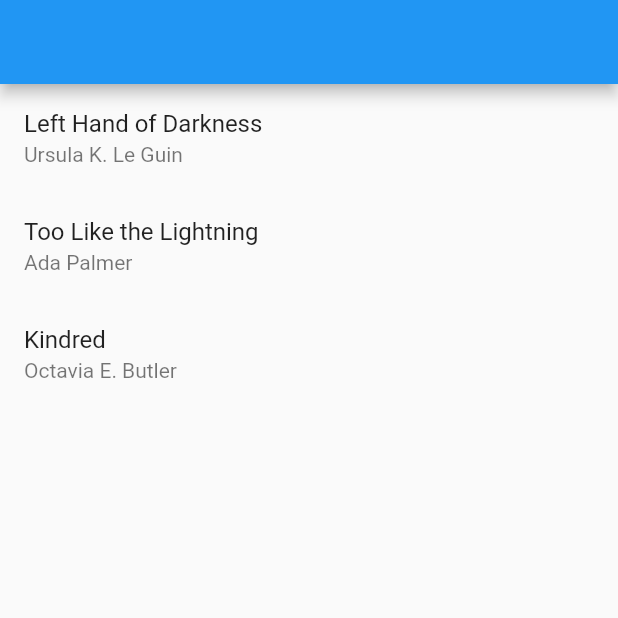
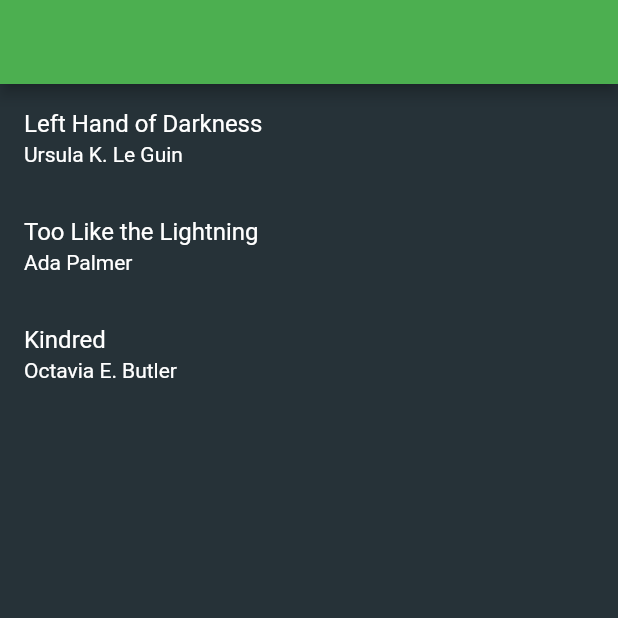
Before and after one commit to bkan36/navigator-2, a Flutter app: the screen it shows after launch, on a phone screen of 412 x 824 dp, the top half of it. Run offline on Flutter 3.47's test engine with Material 2 defaults, Android fonts, the phone set to English and light mode, and no system bars; our stand-ins replace url_strategy.

Commit message:
readme, dark theme

```diff
--- a/lib/main.dart
+++ b/lib/main.dart
@@ -10,11 +10,19 @@ void main() {
 }
 
 class BooksApp extends StatelessWidget {
-
   @override
   Widget build(BuildContext context) {
     return MaterialApp.router(
       title: 'Books App',
+      themeMode: ThemeMode.dark,
+      darkTheme: ThemeData(
+          primaryColor: Colors.green,
+          scaffoldBackgroundColor: Colors.blueGrey[900],
+          textTheme: TextTheme(
+            headline6: TextStyle(color: Colors.white),
+            subtitle1: TextStyle(color: Colors.white),
+            caption: TextStyle(color: Colors.white),
+          )),
       routerDelegate: MyRouterDelegate(),
       routeInformationParser: MyRouteInformationParser(),
     );
--- a/lib/routes/my_router_delegate.dart
+++ b/lib/routes/my_router_delegate.dart
@@ -79,7 +79,7 @@ class MyRouterDelegate extends RouterDelegate<MyRouteData>
 
     for (var a = 0; a < pathList.length; a++)
       if (pathList[a][0] == PARAM_CHAR) {
-        pathString += '/${routeData.params[a]!}';
+        pathString += '/${routeData.params[i]!}';
         i++;
       } else
         pathString += '/${pathList[a]}';
--- a/lib/routes/my_routes_app.dart
+++ b/lib/routes/my_routes_app.dart
@@ -6,7 +6,7 @@ import 'package:navigator_2/views/unknown.dart';
 const PARAM_CHAR = ':';
 
 const homePath = bookListPath;
-const bookListPath = '/book';
+const bookListPath = '/';
 const bookDetailsPath = '/book/:id';
 const bookSettingsPath = '/book/:id/settings';
 const user = '/:user';
```
Also changed, not shown: 1 other file.
